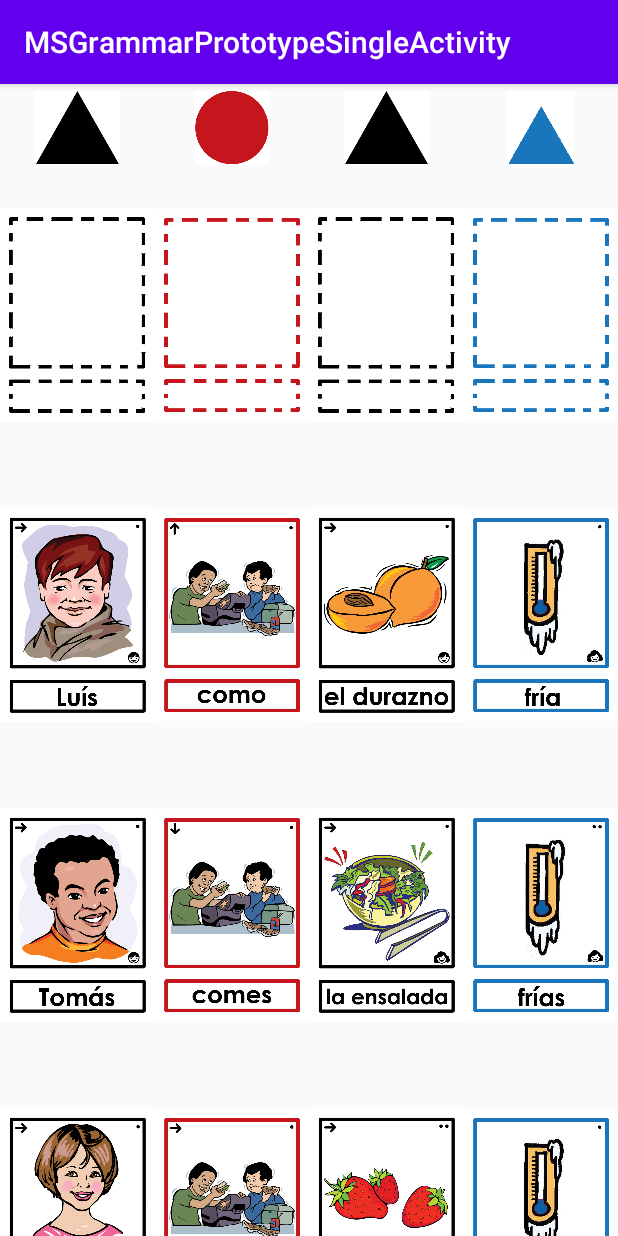
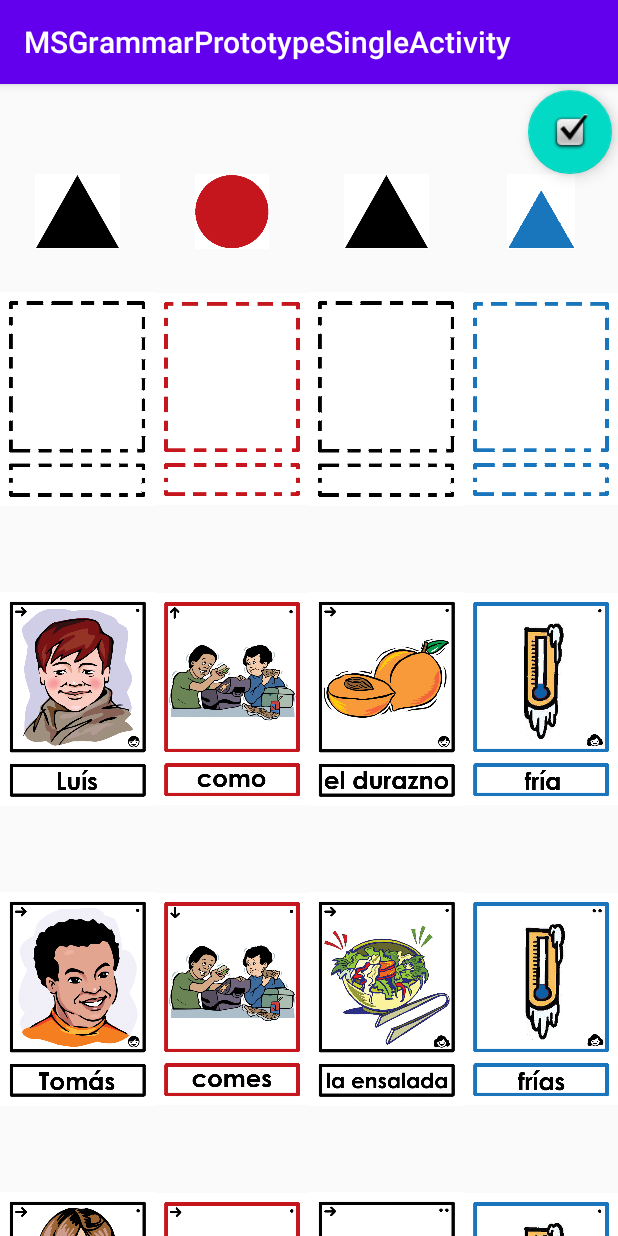
Before and after one commit to MarcoCosta55/MSGrammarPrototypeSingleActivity, an Android app: the screen it shows after launch (MainActivity), on a phone screen of 412 x 824 dp. Run offline under Robolectric (Android 15) with nearby library versions, the phone set to English and light mode, and no system bars.

Commit message:
Starting check button.

```diff
--- a/app/src/main/java/net/marco/msgrammarprototypesingleactivity/MainActivity.kt
+++ b/app/src/main/java/net/marco/msgrammarprototypesingleactivity/MainActivity.kt
@@ -25,6 +25,11 @@ class MainActivity : AppCompatActivity(), CardClick {
     private lateinit var verb: ImageView
     private lateinit var noun: ImageView
     private lateinit var adjective: ImageView
+
+    private var symbolPN = "ZZZ"
+    private var symbolV = "ZZ"
+    private var symbolN = "ZZZ"
+    private var symbolA = "ZZ"
 
     override fun onCreate(savedInstanceState: Bundle?) {
         super.onCreate(savedInstanceState)
@@ -63,17 +68,21 @@ class MainActivity : AppCompatActivity(), CardClick {
 
     override fun onClickPN(i: Int) {
         properNoun.setImageResource(CardData.imagesPN[i])
+        symbolPN = CardData.symbolsPN[i]
     }
 
     override fun onClickV(i: Int) {
         verb.setImageResource(CardData.imagesV[i])
+        symbolV = CardData.symbolsV[i]
     }
 
     override fun onClickN(i: Int) {
         noun.setImageResource(CardData.imagesN[i])
+        symbolN = CardData.symbolsN[i]
     }
 
     override fun onClickA(i: Int) {
         adjective.setImageResource(CardData.imagesA[i])
-    }
+        symbolA = CardData.symbolsA[i]
 }
+}
--- a/app/src/main/res/layout/activity_main.xml
+++ b/app/src/main/res/layout/activity_main.xml
@@ -9,6 +9,7 @@
         android:id="@+id/imageViewSubject1"
         android:layout_width="0dp"
         android:layout_height="200dp"
+        app:layout_constraintBottom_toTopOf="@+id/recyclerView1"
         app:layout_constraintEnd_toStartOf="@+id/imageViewVerb"
         app:layout_constraintStart_toStartOf="parent"
         app:layout_constraintTop_toBottomOf="@+id/imageViewProperNounSymbol"
@@ -18,6 +19,7 @@
         android:id="@+id/imageViewVerb"
         android:layout_width="0dp"
         android:layout_height="200dp"
+        app:layout_constraintBottom_toTopOf="@+id/recyclerView2"
         app:layout_constraintEnd_toStartOf="@+id/imageViewNoun"
         app:layout_constraintStart_toEndOf="@+id/imageViewSubject1"
         app:layout_constraintTop_toBottomOf="@+id/imageViewVerbSymbol"
@@ -27,6 +29,7 @@
         android:id="@+id/imageViewNoun"
         android:layout_width="0dp"
         android:layout_height="200dp"
+        app:layout_constraintBottom_toTopOf="@+id/recyclerView3"
         app:layout_constraintEnd_toStartOf="@+id/imageViewAdjective"
         app:layout_constraintStart_toEndOf="@+id/imageViewVerb"
         app:layout_constraintTop_toBottomOf="@+id/imageViewNounSymbol"
@@ -36,6 +39,7 @@
         android:id="@+id/imageViewAdjective"
         android:layout_width="0dp"
         android:layout_height="200dp"
+        app:layout_constraintBottom_toTopOf="@+id/recyclerView4"
         app:layout_constraintEnd_toEndOf="parent"
         app:layout_constraintStart_toEndOf="@+id/imageViewNoun"
         app:layout_constraintTop_toBottomOf="@+id/imageViewAdjectiveSymbol"
@@ -45,40 +49,40 @@
         android:id="@+id/imageViewProperNounSymbol"
         android:layout_width="0dp"
         android:layout_height="50dp"
-        android:layout_marginTop="4dp"
+        app:layout_constraintBottom_toTopOf="@+id/imageViewSubject1"
         app:layout_constraintEnd_toStartOf="@+id/imageViewVerbSymbol"
         app:layout_constraintStart_toStartOf="parent"
-        app:layout_constraintTop_toTopOf="parent"
+        app:layout_constraintTop_toBottomOf="@+id/checkWorkButton"
         app:srcCompat="@drawable/symbol_noun" />
 
     <ImageView
         android:id="@+id/imageViewVerbSymbol"
         android:layout_width="0dp"
         android:layout_height="50dp"
-        android:layout_marginTop="4dp"
+        app:layout_constraintBottom_toTopOf="@+id/imageViewVerb"
         app:layout_constraintEnd_toStartOf="@+id/imageViewNounSymbol"
         app:layout_constraintStart_toEndOf="@+id/imageViewProperNounSymbol"
-        app:layout_constraintTop_toTopOf="parent"
+        app:layout_constraintTop_toBottomOf="@+id/checkWorkButton"
         app:srcCompat="@drawable/symbol_verb" />
 
     <ImageView
         android:id="@+id/imageViewNounSymbol"
         android:layout_width="0dp"
         android:layout_height="50dp"
-        android:layout_marginTop="4dp"
+        app:layout_constraintBottom_toTopOf="@+id/imageViewNoun"
         app:layout_constraintEnd_toStartOf="@+id/imageViewAdjectiveSymbol"
         app:layout_constraintStart_toEndOf="@+id/imageViewVerbSymbol"
-        app:layout_constraintTop_toTopOf="parent"
+        app:layout_constraintTop_toBottomOf="@+id/checkWorkButton"
         app:srcCompat="@drawable/symbol_noun" />
 
     <ImageView
         android:id="@+id/imageViewAdjectiveSymbol"
         android:layout_width="0dp"
         android:layout_height="50dp"
-        android:layout_marginTop="4dp"
+        app:layout_constraintBottom_toTopOf="@+id/imageViewAdjective"
         app:layout_constraintEnd_toEndOf="parent"
         app:layout_constraintStart_toEndOf="@+id/imageViewNounSymbol"
-        app:layout_constraintTop_toTopOf="parent"
+        app:layout_constraintTop_toBottomOf="@+id/checkWorkButton"
         app:srcCompat="@drawable/symbol_adjective" />
 
     <androidx.recyclerview.widget.RecyclerView
@@ -118,4 +122,16 @@
         app:layout_constraintStart_toEndOf="@+id/recyclerView3"
         app:layout_constraintTop_toBottomOf="@+id/imageViewAdjective" />
 
+    <com.google.android.material.floatingactionbutton.FloatingActionButton
+        android:id="@+id/checkWorkButton"
+        android:layout_width="wrap_content"
+        android:layout_height="wrap_content"
+        android:layout_marginTop="4dp"
+        android:layout_marginEnd="4dp"
+        android:clickable="true"
+        app:layout_constraintBottom_toTopOf="@+id/imageViewAdjectiveSymbol"
+        app:layout_constraintEnd_toEndOf="parent"
+        app:layout_constraintTop_toTopOf="parent"
+        app:srcCompat="@android:drawable/checkbox_on_background" />
+
 </androidx.constraintlayout.widget.ConstraintLayout>
```
